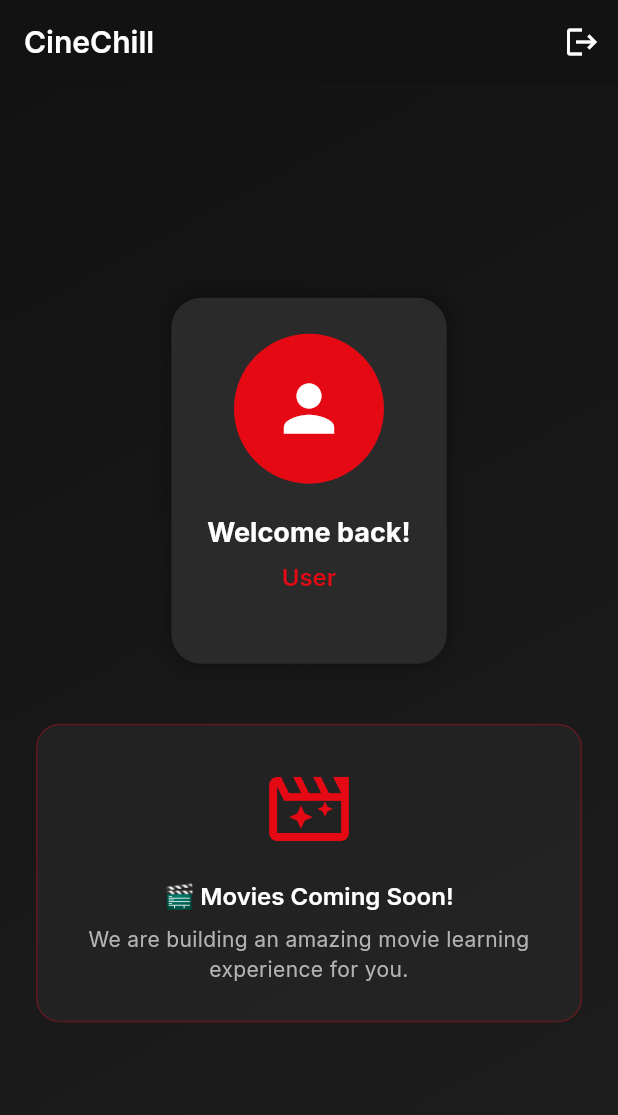
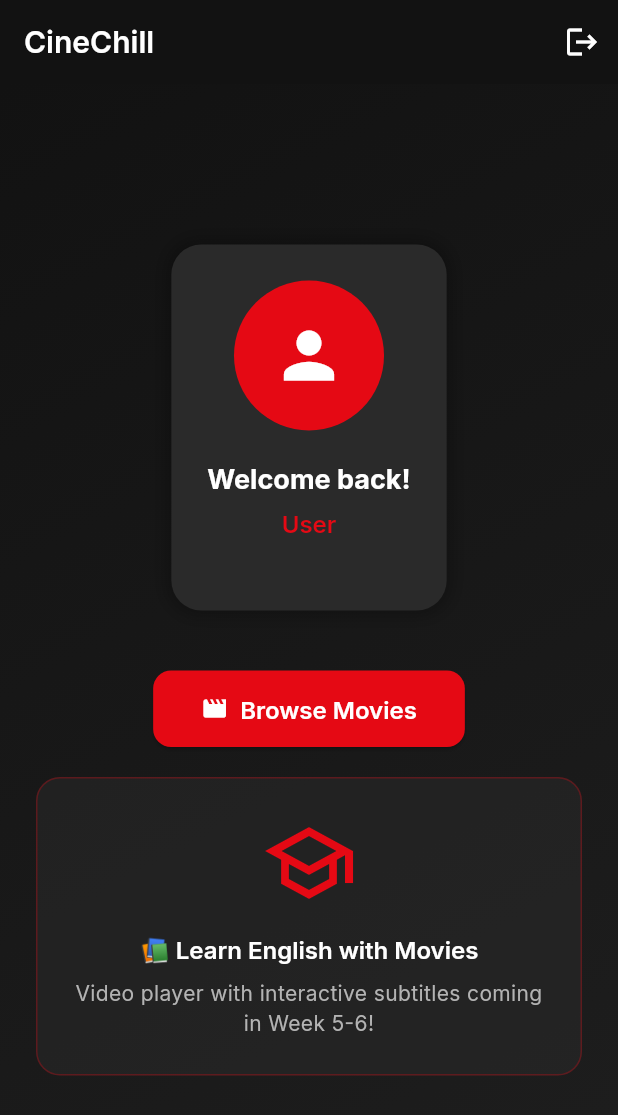
Before and after one commit to thangtran113/DATN, a Flutter app: the HomeScreen screen opened by its route, on a phone screen of 412 x 824 dp. Shown: the top 1115 px of the screen. Run offline on Flutter 3.47's test engine with Material 3 defaults, Android fonts, the phone set to English and light mode, and no system bars; our stand-ins replace cloud_firestore, firebase_auth, firebase_core, go_router, google_fonts, google_sign_in; accounts and stored records are empty; network calls fail; statements that could not run were skipped.

Commit message:
thêm routes /movies và /movies/:id, tích hợp MovieProvider

```diff
--- a/lib/core/routes/app_router.dart
+++ b/lib/core/routes/app_router.dart
@@ -2,6 +2,8 @@ import 'package:go_router/go_router.dart';
 import '../../presentation/screens/auth/login_screen.dart';
 import '../../presentation/screens/auth/register_screen.dart';
 import '../../presentation/screens/home/home_screen.dart';
+import '../../presentation/screens/movie/movie_list_screen.dart';
+import '../../presentation/screens/movie/movie_detail_screen.dart';
 
 class AppRouter {
   static GoRouter router = GoRouter(
@@ -22,6 +24,19 @@ class AppRouter {
         name: 'home',
         builder: (context, state) => const HomeScreen(),
       ),
+      GoRoute(
+        path: '/movies',
+        name: 'movies',
+        builder: (context, state) => const MovieListScreen(),
+      ),
+      GoRoute(
+        path: '/movies/:id',
+        name: 'movie-detail',
+        builder: (context, state) {
+          final movieId = state.pathParameters['id']!;
+          return MovieDetailScreen(movieId: movieId);
+        },
+      ),
     ],
   );
 }
--- a/lib/main.dart
+++ b/lib/main.dart
@@ -6,6 +6,7 @@ import 'core/theme/app_theme.dart';
 import 'core/constants/app_strings.dart';
 import 'core/routes/app_router.dart';
 import 'presentation/providers/auth_provider.dart';
+import 'presentation/providers/movie_provider.dart';
 import 'data/repositories/auth_repository.dart';
 
 void main() async {
@@ -25,6 +26,7 @@ class MyApp extends StatelessWidget {
     return MultiProvider(
       providers: [
         ChangeNotifierProvider(create: (_) => AuthProvider()),
+        ChangeNotifierProvider(create: (_) => MovieProvider()),
         StreamProvider(
           create: (_) => AuthRepository().userStream,
           initialData: null,
--- a/lib/presentation/screens/home/home_screen.dart
+++ b/lib/presentation/screens/home/home_screen.dart
@@ -63,18 +63,22 @@ class HomeScreen extends StatelessWidget {
                       CircleAvatar(
                         radius: 50,
                         backgroundColor: AppColors.primary,
-                        backgroundImage:
-                            user?.photoUrl != null ? NetworkImage(user!.photoUrl!) : null,
+                        backgroundImage: user?.photoUrl != null
+                            ? NetworkImage(user!.photoUrl!)
+                            : null,
                         child: user?.photoUrl == null
-                            ? const Icon(Icons.person, size: 50, color: Colors.white)
+                            ? const Icon(
+                                Icons.person,
+                                size: 50,
+                                color: Colors.white,
+                              )
                             : null,
                       ),
                       const SizedBox(height: 20),
                       Text(
                         'Welcome back!',
-                        style: Theme.of(context).textTheme.headlineSmall?.copyWith(
-                              fontWeight: FontWeight.bold,
-                            ),
+                        style: Theme.of(context).textTheme.headlineSmall
+                            ?.copyWith(fontWeight: FontWeight.bold),
                       ),
                       const SizedBox(height: 8),
                       Text(
@@ -95,6 +99,25 @@ class HomeScreen extends StatelessWidget {
                 ),
                 const SizedBox(height: 40),
 
+                // Browse Movies Button
+                ElevatedButton.icon(
+                  onPressed: () => context.go('/movies'),
+                  icon: const Icon(Icons.movie),
+                  label: const Text('Browse Movies'),
+                  style: ElevatedButton.styleFrom(
+                    backgroundColor: AppColors.primary,
+                    foregroundColor: Colors.white,
+                    padding: const EdgeInsets.symmetric(
+                      horizontal: 32,
+                      vertical: 16,
+                    ),
+                    shape: RoundedRectangleBorder(
+                      borderRadius: BorderRadius.circular(12),
+                    ),
+                  ),
+                ),
+                const SizedBox(height: 20),
+
                 // Coming Soon Message
                 Container(
                   padding: const EdgeInsets.all(24),
@@ -109,19 +132,19 @@ class HomeScreen extends StatelessWidget {
                   child: Column(
                     children: [
                       Icon(
-                        Icons.movie_filter_outlined,
+                        Icons.school_outlined,
                         size: 64,
                         color: AppColors.primary,
                       ),
                       const SizedBox(height: 16),
                       Text(
-                        '🎬 Movies Coming Soon!',
+                        '📚 Learn English with Movies',
                         style: Theme.of(context).textTheme.titleLarge,
                         textAlign: TextAlign.center,
                       ),
                       const SizedBox(height: 8),
                       Text(
-                        'We are building an amazing movie learning experience for you.',
+                        'Video player with interactive subtitles coming in Week 5-6!',
                         style: Theme.of(context).textTheme.bodyMedium?.copyWith(
                           color: AppColors.textSecondary,
                         ),
```
Lines whose indentation alone changed are shown as unchanged.
